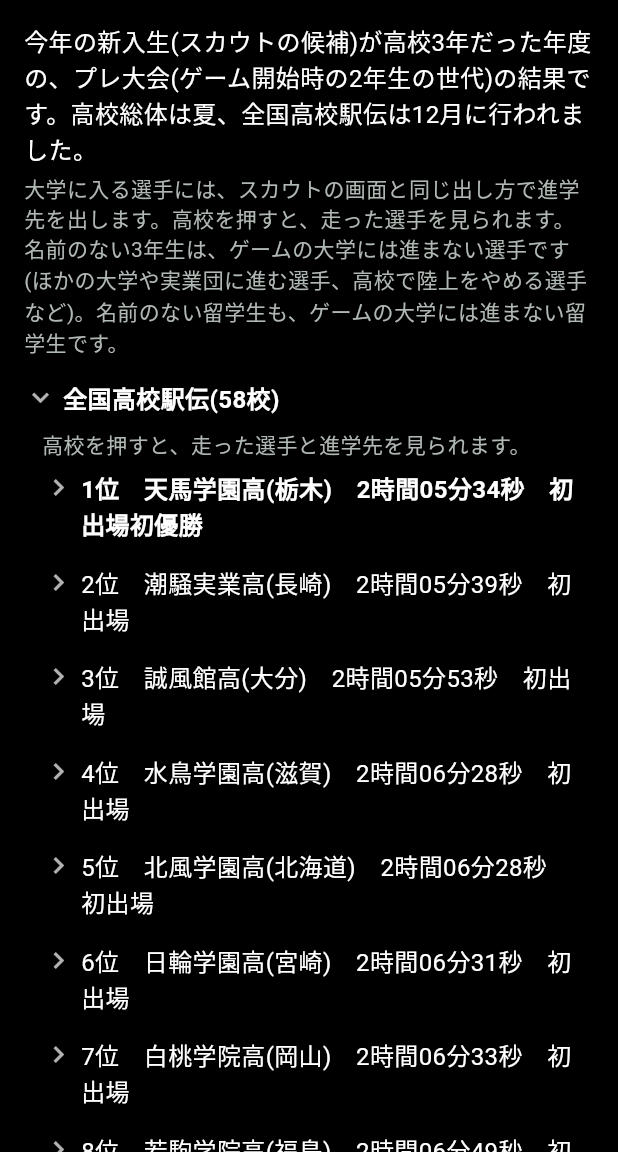
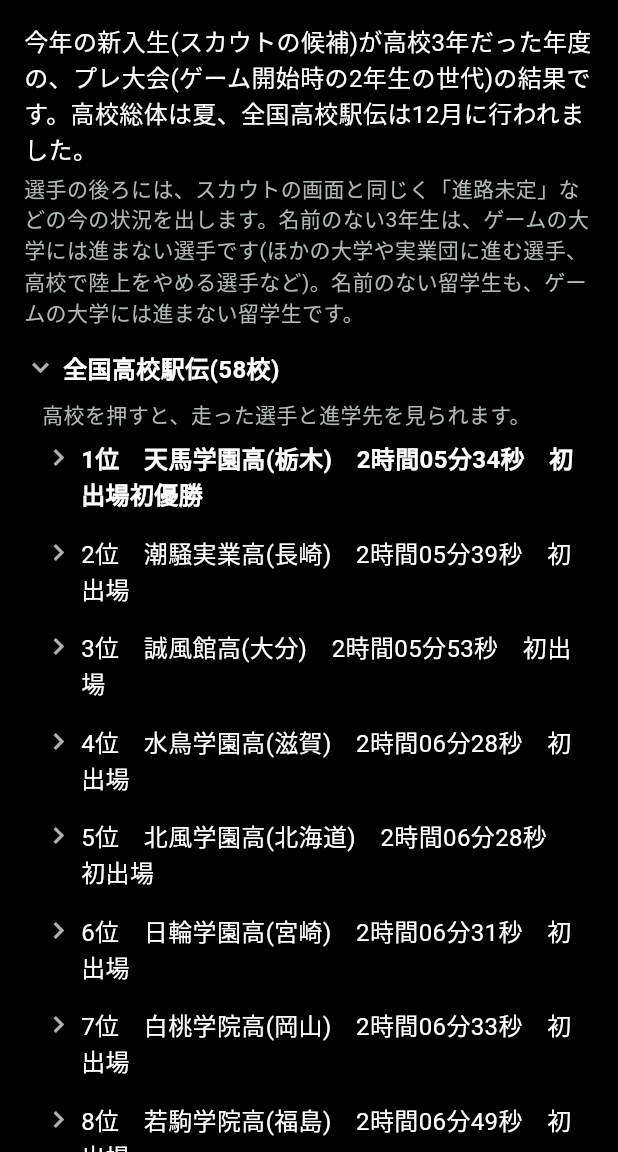
Before and after one commit to shin-tomura/ekidenss, a Flutter app: the KotoshiKoukouTaikaiGamen screen opened directly, on a phone screen of 412 x 824 dp, the part 84-1236 px from its top. Run offline on Flutter 3.47's test engine with Material 3 defaults, Android fonts, the phone set to English and light mode, and no system bars; our stand-ins replace auto_size_text, csv, file_picker, fl_chart, hive, hive_flutter and 6 more; missing offline and left inert: mobile_scanner, two_dimensional_scrollables; accounts and stored records are empty.

Commit message:
1.9.9test: 今年の高校の大会の画面と、スカウトの画面から開いた高校名鑑で今年の新入生の世代の回を見るときは、「大学に入った選手」「進学先」と言わずに「今年の新入生」と書くようにした
Co-Authored-By: Claude Opus 5.5 <noreply@anthropic.com>
Claude-Session: https://claude.ai/code/session_01TQiw3FGCrH736NtZ5oqdxJ

```diff
--- a/ToDo.txt
+++ b/ToDo.txt
@@ -5,7 +5,7 @@
 ・「区間配置確認」と「今季タイム一覧表」のボタンを、ほかのリンクより目立つ、枠とアイコン付きのボタンにして、リンクの列の一番上に2つ並べて置いた(区間配置確認は水色、今季タイム一覧表はオレンジ色。レース中・当日変更・目標順位の設定・直前順位予想・結果の画面と、箱庭モードの他大学変更が対象。今季タイム一覧表は、今までなかった直前順位予想・目標順位の設定・レース中・結果の画面にも付けた。大学画面・区間エントリー決定・出場メンバーを選ぶ画面などでは、今季タイム一覧表のボタンだけを一番上に置いた)
 ・今季タイム一覧表で、ほかの大学に切り替えられるようにした(上のバーの大学名を押すと、大学の一覧から選べる。自分の大学が一番上。学連選抜の表は切り替えない。テキストでコピー・画像・CSVの書き出しは、大学名の場所を広げるため、上のバーの1つのボタンにまとめた)
 ・駅伝の区間配置確認で、区間の選手の下に、その大学の補欠も見られるようにした(区間の選手と同じカードで、持ちタイム・駅伝男・平常心・調子を出す。区間内の順位とこの区間の経験回数は出さない。当日変更のあとは、外れた選手も「3区OUT」のように出す。誰が当日変更で入りそうかを推理できるように、直前順位予想の画面にも区間配置確認のボタンを付けた。直前順位予想の画面で見える調子は区間エントリーのときのもので、大会当日に変わることがある)
-・新入生のスカウトの画面を開いたとき、最初に「今年の高校の大会」の画面を出すようにした(今年の新入生が高校3年だった世代の、全国高校駅伝の順位・区間の上位3人・高校総体3種目の決勝を開いた状態で出す。地区大会と都道府県予選は閉じて出す。進学先はスカウトの画面の高校名鑑と同じ出し方。下の「スカウトへ進む」で閉じると、今までどおりスカウトが始まる。出すのは1ラウンド目の前だけで、高校の情報を表示しない設定のときと、その世代の高校の大会の記録がないときは出さない。説明書にも書いた)
+・新入生のスカウトの画面を開いたとき、最初に「今年の高校の大会」の画面を出すようにした(今年の新入生が高校3年だった世代の、全国高校駅伝の順位・区間の上位3人・高校総体3種目の決勝を開いた状態で出す。地区大会と都道府県予選は閉じて出す。進学先はスカウトの画面の高校名鑑と同じ出し方。名前の出ている3年生はまだ大学に入っていないので、「今年の新入生」と書く(スカウトの画面から開く高校名鑑で、今年の新入生の世代の回を見るときも同じ)。下の「スカウトへ進む」で閉じると、今までどおりスカウトが始まる。出すのは1ラウンド目の前だけで、高校の情報を表示しない設定のときと、その世代の高校の大会の記録がないときは出さない。説明書にも書いた)
 ・夏合宿の金特訓・銀特訓で、誰のどの能力を何回上げたかを記録して、見られるようにした(選手画面・他大学の選手の詳細・卒業生の画面に「金銀で伸ばした能力」の表で、上げた能力ごとに、学年ごとの量と合計を出す。夏合宿の日の結果画面(「夏合宿です！！」と、金銀を使い切ったあとの「合宿は終了です」)には、金特訓・銀特訓をしたことのある自分の大学の選手を選手画面と同じ並びで、使った金・銀の量と能力ごとの合計の一覧表で出す。コンピュータの大学が使った金銀も記録するので、ライバル校が誰をどう強化したかも分かる。記録するのはこの版からで、これまでに使った金銀は分からない。説明書にも書いた)
 ・選手画面の金特訓・銀特訓・金銀交換を、一番下のリンクの列から、能力の下の「金銀で伸ばした能力」の表のすぐ下に移し、残りの量つきの目立つボタンにした(「金特訓(残り30)」のように出す。出るのは今までどおり夏合宿の日の自分の大学の選手で、留学生でないときだけ。特訓して戻ると、すぐ上の表が増えるのが見える。夏合宿の案内の文も直した)
 ・駅伝の結果画面で、最終区を走った自分の大学の選手の成績を、ニュース記事のカードのすぐ下に出すようにした(指示画面の「直近区間」と同じく、通過順位・区間順位・指示の内容と結果・補正の説明と「結果分析」のリンクを出す。これまでは一番下の「選手の成績」までスクロールしないと見えず、結果分析のリンクもなかった。11月駅伝予選は最終組を出す。学連選抜の監督をした年の正月駅伝は、学連選抜の最終区の選手を出す。一番下の「選手の成績」は今までどおり)
--- a/lib/screens/Modal_koukouMeikan.dart
+++ b/lib/screens/Modal_koukouMeikan.dart
@@ -1390,6 +1390,13 @@ class _TaikaiKirokuState extends State<_TaikaiKiroku> {
     }
   }
 
+  /// 今年の新入生(スカウトの候補)の世代の回を、スカウトの途中に見ているか(1.9.9)
+  /// (今年の高校の大会の画面と、スカウトの画面から開いた高校名鑑のとき。名前の出ている3年生はまだ大学に
+  /// 入っていないので、「大学に入った選手」「進学先」と言わずに「今年の新入生」と書く)
+  bool _kotoshiNoKai(KoukouTaikaiKiroku k) =>
+      (widget.kotoshiNomi || widget.scoutKara) &&
+      k.nyuugakuNendo == koukouImaNoNendo();
+
   /// スカウトの途中で、進学先が決まっていない新入生か(仮の振り分けの大学を見せない。1.9.5)
   bool _miteiKa(KoukouKirokuSousha s) {
     if (!_scoutChuu) return false;
@@ -1548,9 +1555,15 @@ class _TaikaiKirokuState extends State<_TaikaiKiroku> {
     }
     final List<KoukouKirokuSousha> jun = List<KoukouKirokuSousha>.of(m)
       ..sort((a, b) => (a.kukan == 0 ? 99 : a.kukan).compareTo(b.kukan == 0 ? 99 : b.kukan));
+    // 今年の新入生の世代をスカウトの途中に見ているときは「今年の新入生」と書く(1.9.9)
+    final bool kotoshi = _kotoshiNoKai(kiroku);
     return [
-      if (j >= 8) const Text('9位以下の高校は、大学に入った選手だけを残しています。', style: _hosoku),
-      if (jun.isEmpty) const Text('大学に入った選手はいません。', style: _hosoku),
+      if (j >= 8)
+        Text(
+          kotoshi ? '9位以下の高校は、今年の新入生だけを残しています。' : '9位以下の高校は、大学に入った選手だけを残しています。',
+          style: _hosoku,
+        ),
+      if (jun.isEmpty) Text(kotoshi ? '今年の新入生はいません。' : '大学に入った選手はいません。', style: _hosoku),
       for (final KoukouKirokuSousha s in jun)
         _soushaGyou(
           kiroku,
@@ -1836,7 +1849,12 @@ class _TaikaiKirokuState extends State<_TaikaiKiroku> {
         midashi: '全国高校駅伝(${k.zenkoku.length}校)',
         hajimeHiraku: zenkokuHiraku,
         naka: [
-          const Text('高校を押すと、走った選手と進学先を見られます。', style: _hosoku),
+          Text(
+            _kotoshiNoKai(k)
+                ? '高校を押すと、走った選手を見られます。名前の出ている3年生が、今年の新入生(スカウトの候補)です。'
+                : '高校を押すと、走った選手と進学先を見られます。',
+            style: _hosoku,
+          ),
           for (int j = 0; j < k.zenkoku.length; j++)
             _Oritatami(
               key: ValueKey<String>('team$erabu-$j'),
@@ -1937,8 +1955,8 @@ class _TaikaiKirokuState extends State<_TaikaiKiroku> {
         ),
         const SizedBox(height: 4),
         const Text(
-          '大学に入る選手には、スカウトの画面と同じ出し方で進学先を出します。'
-          '高校を押すと、走った選手を見られます。$_namaeNashiSetsumei',
+          '選手の後ろには、スカウトの画面と同じく「進路未定」などの今の状況を出します。'
+          '$_namaeNashiSetsumei',
           style: _hosoku,
         ),
         const SizedBox(height: 8),
@@ -1983,7 +2001,7 @@ class _TaikaiKirokuState extends State<_TaikaiKiroku> {
         kotoshi
             ? '一番新しい回が、今年の新入生(スカウトの候補)が高校3年だった世代です。'
                 '下の「大会の結果」で、その回の全国高校駅伝を開いてあります。'
-                '今年の新入生の進学先は、スカウトの画面と同じ出し方です。'
+                '今年の新入生には、スカウトの画面と同じく「進路未定」などを出します。'
                 'お気に入りの高校は、「都道府県別」のタブの一番上に並びます。'
             : '今年の新入生の、高校の大会の記録はまだありません。',
         style: const TextStyle(color: Colors.lightBlueAccent, fontSize: HENSUU.fontsize_honbun - 1),
```
